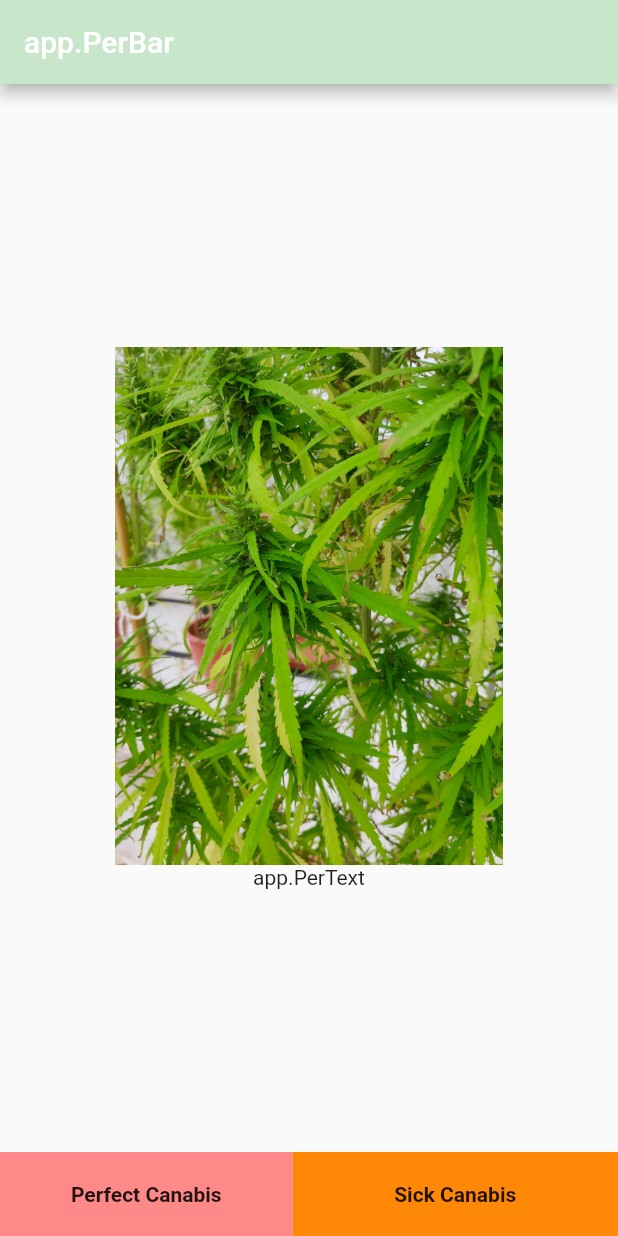
After one commit to WILDGARO/canabis-app3, a Flutter app: the screen it shows after launch, on a phone screen of 412 x 824 dp. The commit adds this screen. Run offline on Flutter 3.47's test engine with Material 2 defaults, Android fonts, the light colour scheme and no system bars; our stand-ins replace easy_localization, get, google_fonts, image_picker, lottie, smooth_page_indicator.

Commit message:
ChangeTextButton

```diff
--- a/lib/main.dart
+++ b/lib/main.dart
@@ -5,6 +5,7 @@ import 'package:flutter_application_3/Home/Page1.dart';
 import 'package:flutter_application_3/Home/intro_screens/start.dart';
 
 import 'package:flutter_application_3/Image/Image.dart';
+import 'package:flutter_application_3/treatscreen/AllTreat.dart';
 
 import 'Class/Early_N_Def.dart';
 
@@ -33,8 +34,8 @@ class MyApp extends StatelessWidget {
       locale: context.locale,
       debugShowCheckedModeBanner: false,
       routes: {
-        '/': (context) => const MyWidget(),
-        '//': (context) => HomeTest(),
+        '/': (context) => const AllTreat(),
+        '//': (context) => AllTreat(),
       },
     );
   }
--- /dev/null
+++ b/lib/treatscreen/AllTreat.dart
@@ -0,0 +1,122 @@
+import 'package:easy_localization/easy_localization.dart';
+import 'package:flutter/cupertino.dart';
+import 'package:flutter/material.dart';
+import 'package:flutter/src/widgets/container.dart';
+import 'package:flutter/src/widgets/framework.dart';
+
+class AllTreat extends StatefulWidget {
+  const AllTreat({super.key});
+
+  @override
+  State<AllTreat> createState() => _AllTreat();
+}
+
+void main() async {
+  WidgetsFlutterBinding.ensureInitialized();
+  await EasyLocalization.ensureInitialized();
+}
+
+class _AllTreat extends State<AllTreat> {
+  String BarText = 'app.PerBar';
+  String CanText = 'app.PerText';
+  void ClickText1() {
+    setState(() {
+      BarText = 'app.PerBar';
+      CanText = 'app.PerText';
+    });
+  }
+
+  void ClickText2() {
+    setState(() {
+      BarText = 'app.SickBar';
+      CanText = 'app.SickText';
+    });
+  }
+
+  @override
+  Widget build(BuildContext context) {
+    return Scaffold(
+      appBar: AppBar(
+        backgroundColor: Colors.green[100],
+        title: Padding(
+          padding: EdgeInsetsDirectional.fromSTEB(0, 0, 0, 0),
+          child: Text(BarText).tr(),
+        ),
+      ),
+      bottomNavigationBar: Row(
+        children: [
+          Material(
+            color: const Color(0xffff8989),
+            child: InkWell(
+              onTap: () {
+                ClickText1();
+              },
+              child: const SizedBox(
+                height: kToolbarHeight,
+                width: 195,
+                child: Center(
+                  child: Text(
+                    'Perfect Canabis',
+                    textAlign: TextAlign.center,
+                    style: TextStyle(
+                      fontWeight: FontWeight.bold,
+                    ),
+                  ),
+                ),
+              ),
+            ),
+          ),
+          Expanded(
+            child: Material(
+              color: const Color(0xffff8906),
+              child: InkWell(
+                onTap: () {
+                  ClickText2();
+                },
+                child: const SizedBox(
+                  height: kToolbarHeight,
+                  width: 100,
+                  child: Center(
+                    child: Text(
+                      'Sick Canabis',
+                      style: TextStyle(
+                        fontWeight: FontWeight.bold,
+                      ),
+                    ),
+                  ),
+                ),
+              ),
+            ),
+          ),
+        ],
+      ),
+      body: EasyLocalization(
+        supportedLocales: [Locale('en'), Locale('th')],
+        path: 'assets/lang',
+        child: Container(
+          child: Align(
+            alignment: Alignment.center,
+            child: Padding(
+              padding: EdgeInsetsDirectional.fromSTEB(10, 10, 10, 10),
+              child: SingleChildScrollView(
+                scrollDirection: Axis.vertical,
+                child: Align(
+                  alignment: Alignment.bottomCenter,
+                  child: Column(
+                    children: [
+                      Image.asset(
+                        "assets/qwe.jpg",
+                        scale: 5.0,
+                      ),
+                      Text(CanText).tr(),
+                    ],
+                  ),
+                ),
+              ),
+            ),
+          ),
+        ),
+      ),
+    );
+  }
+}
--- a/lib/treatscreen/PerfectTreat.dart
+++ b/lib/treatscreen/PerfectTreat.dart
@@ -24,7 +24,7 @@ class _PerFectTreatState extends State<PerFectTreat> {
         backgroundColor: Colors.green[100],
         title: Padding(
           padding: EdgeInsetsDirectional.fromSTEB(0, 0, 0, 0),
-          child: Text('app.BAR').tr(),
+          child: Text('app.PerBar').tr(),
         ),
       ),
       body: EasyLocalization(
@@ -43,7 +43,7 @@ class _PerFectTreatState extends State<PerFectTreat> {
                       "assets/qwe.jpg",
                       scale: 5.0,
                     ),
-                    Text('app.CANDATA').tr(),
+                    Text('app.PerText').tr(),
                   ],
                 ),
               ),
--- a/lib/treatscreen/SickTreat.dart
+++ b/lib/treatscreen/SickTreat.dart
@@ -24,7 +24,7 @@ class _SickTreat extends State<SickTreat> {
         backgroundColor: Colors.green[100],
         title: Padding(
           padding: EdgeInsetsDirectional.fromSTEB(0, 0, 0, 0),
-          child: Text('app.BAR').tr(),
+          child: Text('app.SickBar').tr(),
         ),
       ),
       body: EasyLocalization(
@@ -43,7 +43,7 @@ class _SickTreat extends State<SickTreat> {
                       "assets/qwe.jpg",
                       scale: 5.0,
                     ),
-                    Text('app.CANDATA').tr(),
+                    Text('app.SickText').tr(),
                   ],
                 ),
               ),
```
